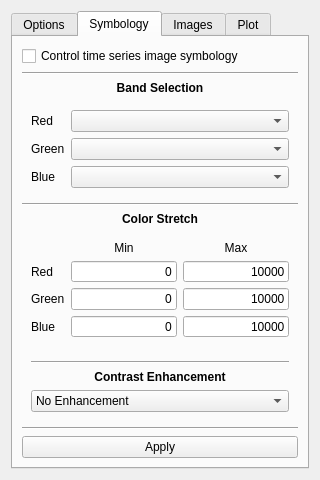
First picture: the form in ui/ui_controls.ui, repository ceholden/TSTools, before the edit.
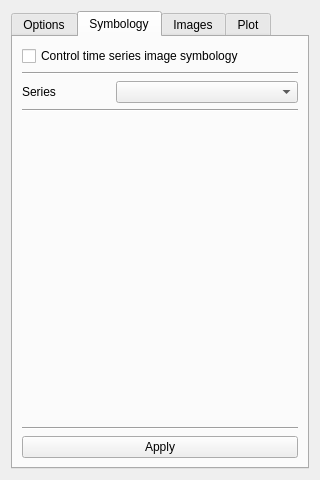
Second picture: the form after the edit. The open tabs and pages were chosen to show the change.

Commit message: Progress toward UI handling of multiple timeseries within each driver

The edit to the form file:
```diff
--- a/ui/ui_controls.ui
+++ b/ui/ui_controls.ui
@@ -41,7 +41,7 @@
       <enum>QTabWidget::Rounded</enum>
      </property>
      <property name="currentIndex">
-      <number>3</number>
+      <number>2</number>
      </property>
      <widget class="QWidget" name="tab_options">
       <attribute name="title">
@@ -61,326 +61,106 @@
       <attribute name="title">
        <string>Symbology</string>
       </attribute>
-      <layout class="QGridLayout" name="gridLayout_2">
-       <item row="0" column="0">
-        <widget class="QCheckBox" name="cbox_symbolcontrol">
-         <property name="text">
-          <string>Control time series image symbology</string>
-         </property>
-        </widget>
-       </item>
-       <item row="5" column="0">
-        <widget class="QLabel" name="lab_colorstretch">
-         <property name="text">
-          <string>&lt;html&gt;&lt;head/&gt;&lt;body&gt;&lt;p&gt;&lt;span style=&quot; font-weight:600;&quot;&gt;Color Stretch&lt;/span&gt;&lt;/p&gt;&lt;/body&gt;&lt;/html&gt;</string>
-         </property>
-         <property name="textFormat">
-          <enum>Qt::AutoText</enum>
-         </property>
-         <property name="alignment">
-          <set>Qt::AlignCenter</set>
+      <layout class="QGridLayout" name="gridLayout">
+       <item row="2" column="1" colspan="2">
+        <widget class="QComboBox" name="combox_symbology_series">
+         <property name="sizePolicy">
+          <sizepolicy hsizetype="Preferred" vsizetype="Preferred">
+           <horstretch>0</horstretch>
+           <verstretch>0</verstretch>
+          </sizepolicy>
          </property>
         </widget>
        </item>
        <item row="2" column="0">
-        <widget class="QLabel" name="lab_bandselect">
+        <widget class="QLabel" name="label_5">
          <property name="text">
-          <string>&lt;html&gt;&lt;head/&gt;&lt;body&gt;&lt;p&gt;&lt;span style=&quot; font-weight:600;&quot;&gt;Band Selection&lt;/span&gt;&lt;/p&gt;&lt;/body&gt;&lt;/html&gt;</string>
+          <string>Series</string>
          </property>
-         <property name="alignment">
-          <set>Qt::AlignCenter</set>
-         </property>
         </widget>
        </item>
-       <item row="7" column="0">
-        <widget class="QWidget" name="widget_2" native="true">
-         <layout class="QVBoxLayout" name="verticalLayout_4">
-          <item>
-           <widget class="Line" name="line_5">
-            <property name="orientation">
-             <enum>Qt::Horizontal</enum>
-            </property>
-           </widget>
-          </item>
-          <item>
-           <widget class="QLabel" name="lab_cenhance">
-            <property name="text">
-             <string>&lt;html&gt;&lt;head/&gt;&lt;body&gt;&lt;p&gt;&lt;span style=&quot; font-weight:600;&quot;&gt;Contrast Enhancement&lt;/span&gt;&lt;/p&gt;&lt;/body&gt;&lt;/html&gt;</string>
-            </property>
-            <property name="alignment">
-             <set>Qt::AlignCenter</set>
-            </property>
-           </widget>
-          </item>
-          <item>
-           <widget class="QComboBox" name="combox_cenhance">
-            <item>
-             <property name="text">
-              <string>No Enhancement</string>
-             </property>
-            </item>
-            <item>
-             <property name="text">
-              <string>Stretch to min/max</string>
-             </property>
-            </item>
-            <item>
-             <property name="text">
-              <string>Stretch and clip to min/max</string>
-             </property>
-            </item>
-            <item>
-             <property name="text">
-              <string>Clip to min/max</string>
-             </property>
-            </item>
-           </widget>
-          </item>
-         </layout>
+       <item row="4" column="0" colspan="3">
+        <widget class="QStackedWidget" name="stackedWidget">
+         <widget class="QWidget" name="page"/>
+         <widget class="QWidget" name="page_2"/>
         </widget>
        </item>
-       <item row="1" column="0">
-        <widget class="Line" name="line">
-         <property name="orientation">
-          <enum>Qt::Horizontal</enum>
-         </property>
-        </widget>
-       </item>
-       <item row="3" column="0">
-        <widget class="QWidget" name="widget" native="true">
-         <layout class="QFormLayout" name="formLayout_2">
-          <property name="fieldGrowthPolicy">
-           <enum>QFormLayout::AllNonFixedFieldsGrow</enum>
-          </property>
-          <item row="0" column="0">
-           <widget class="QLabel" name="lab_red">
-            <property name="text">
-             <string>Red</string>
-            </property>
-           </widget>
-          </item>
-          <item row="0" column="1">
-           <widget class="QComboBox" name="combox_red"/>
-          </item>
-          <item row="1" column="0">
-           <widget class="QLabel" name="lab_green">
-            <property name="text">
-             <string>Green</string>
-            </property>
-           </widget>
-          </item>
-          <item row="1" column="1">
-           <widget class="QComboBox" name="combox_green"/>
-          </item>
-          <item row="2" column="0">
-           <widget class="QLabel" name="lab_blue">
-            <property name="text">
-             <string>Blue</string>
-            </property>
-           </widget>
-          </item>
-          <item row="2" column="1">
-           <widget class="QComboBox" name="combox_blue"/>
-          </item>
-         </layout>
-        </widget>
-       </item>
-       <item row="4" column="0">
-        <widget class="Line" name="line_4">
-         <property name="orientation">
-          <enum>Qt::Horizontal</enum>
-         </property>
-        </widget>
-       </item>
-       <item row="6" column="0">
-        <widget class="QWidget" name="widget_4" native="true">
-         <layout class="QGridLayout" name="gridLayout">
-          <item row="1" column="3">
-           <widget class="QLabel" name="lab_symbol_min">
-            <property name="text">
-             <string>Min</string>
-            </property>
-            <property name="alignment">
-             <set>Qt::AlignCenter</set>
-            </property>
-           </widget>
-          </item>
-          <item row="4" column="1">
-           <widget class="QLabel" name="label_9">
-            <property name="text">
-             <string>Blue</string>
-            </property>
-           </widget>
-          </item>
-          <item row="2" column="5">
-           <widget class="QLineEdit" name="edit_redmax">
-            <property name="text">
-             <string>10000</string>
-            </property>
-            <property name="alignment">
-             <set>Qt::AlignRight|Qt::AlignTrailing|Qt::AlignVCenter</set>
-            </property>
-           </widget>
-          </item>
-          <item row="3" column="5">
-           <widget class="QLineEdit" name="edit_greenmax">
-            <property name="text">
-             <string>10000</string>
-            </property>
-            <property name="alignment">
-             <set>Qt::AlignRight|Qt::AlignTrailing|Qt::AlignVCenter</set>
-            </property>
-           </widget>
-          </item>
-          <item row="4" column="5">
-           <widget class="QLineEdit" name="edit_bluemax">
-            <property name="text">
-             <string>10000</string>
-            </property>
-            <property name="alignment">
-             <set>Qt::AlignRight|Qt::AlignTrailing|Qt::AlignVCenter</set>
-            </property>
-           </widget>
-          </item>
-          <item row="2" column="1">
-           <widget class="QLabel" name="label_7">
-            <property name="text">
-             <string>Red</string>
-            </property>
-           </widget>
-          </item>
-          <item row="4" column="3">
-           <widget class="QLineEdit" name="edit_bluemin">
-            <property name="text">
-             <string>0</string>
-            </property>
-            <property name="alignment">
-             <set>Qt::AlignRight|Qt::AlignTrailing|Qt::AlignVCenter</set>
-            </property>
-           </widget>
-          </item>
-          <item row="1" column="5">
-           <widget class="QLabel" name="lab_symbol_max">
-            <property name="text">
-             <string>Max</string>
-            </property>
-            <property name="alignment">
-             <set>Qt::AlignCenter</set>
-            </property>
-           </widget>
-          </item>
-          <item row="2" column="3">
-           <widget class="QLineEdit" name="edit_redmin">
-            <property name="text">
-             <string>0</string>
-            </property>
-            <property name="alignment">
-             <set>Qt::AlignRight|Qt::AlignTrailing|Qt::AlignVCenter</set>
-            </property>
-           </widget>
-          </item>
-          <item row="3" column="1">
-           <widget class="QLabel" name="label_8">
-            <property name="text">
-             <string>Green</string>
-            </property>
-           </widget>
-          </item>
-          <item row="3" column="3">
-           <widget class="QLineEdit" name="edit_greenmin">
-            <property name="text">
-             <string>0</string>
-            </property>
-            <property name="alignment">
-             <set>Qt::AlignRight|Qt::AlignTrailing|Qt::AlignVCenter</set>
-            </property>
-           </widget>
-          </item>
-         </layout>
-        </widget>
-       </item>
-       <item row="9" column="0">
+       <item row="10" column="0" colspan="3">
         <widget class="QPushButton" name="but_symbol_apply">
          <property name="text">
           <string>Apply</string>
          </property>
         </widget>
        </item>
-       <item row="8" column="0">
+       <item row="8" column="0" colspan="3">
         <widget class="Line" name="line_6">
          <property name="orientation">
           <enum>Qt::Horizontal</enum>
          </property>
         </widget>
        </item>
+       <item row="0" column="0" colspan="3">
+        <widget class="QCheckBox" name="cbox_symbolcontrol">
+         <property name="sizePolicy">
+          <sizepolicy hsizetype="Preferred" vsizetype="Minimum">
+           <horstretch>0</horstretch>
+           <verstretch>0</verstretch>
+          </sizepolicy>
+         </property>
+         <property name="text">
+          <string>Control time series image symbology</string>
+         </property>
+        </widget>
+       </item>
+       <item row="1" column="0" colspan="3">
+        <widget class="Line" name="line_4">
+         <property name="orientation">
+          <enum>Qt::Horizontal</enum>
+         </property>
+        </widget>
+       </item>
+       <item row="3" column="0" colspan="3">
+        <widget class="Line" name="line">
+         <property name="orientation">
+          <enum>Qt::Horizontal</enum>
+         </property>
+        </widget>
+       </item>
       </layout>
      </widget>
      <widget class="QWidget" name="tab_images">
       <attribute name="title">
        <string>Images</string>
       </attribute>
-      <layout class="QHBoxLayout" name="horizontalLayout">
-       <item>
-        <widget class="QTableWidget" name="image_table">
+      <layout class="QGridLayout" name="gridLayout_2">
+       <item row="0" column="0">
+        <widget class="QLabel" name="label_7">
+         <property name="text">
+          <string>Series</string>
+         </property>
+        </widget>
+       </item>
+       <item row="0" column="1" colspan="2">
+        <widget class="QComboBox" name="combox_table_series">
          <property name="sizePolicy">
-          <sizepolicy hsizetype="MinimumExpanding" vsizetype="MinimumExpanding">
+          <sizepolicy hsizetype="Preferred" vsizetype="Preferred">
            <horstretch>0</horstretch>
            <verstretch>0</verstretch>
           </sizepolicy>
          </property>
-         <property name="frameShadow">
-          <enum>QFrame::Sunken</enum>
+        </widget>
+       </item>
+       <item row="1" column="0" colspan="3">
+        <widget class="Line" name="line_5">
+         <property name="orientation">
+          <enum>Qt::Horizontal</enum>
          </property>
-         <property name="verticalScrollBarPolicy">
-          <enum>Qt::ScrollBarAlwaysOn</enum>
-         </property>
-         <property name="editTriggers">
-          <set>QAbstractItemView::DoubleClicked</set>
-         </property>
-         <property name="showDropIndicator" stdset="0">
-          <bool>false</bool>
-         </property>
-         <property name="alternatingRowColors">
-          <bool>true</bool>
-         </property>
-         <property name="selectionBehavior">
-          <enum>QAbstractItemView::SelectRows</enum>
-         </property>
-         <property name="sortingEnabled">
-          <bool>false</bool>
-         </property>
-         <property name="rowCount">
-          <number>0</number>
-         </property>
-         <property name="columnCount">
-          <number>2</number>
-         </property>
-         <attribute name="horizontalHeaderCascadingSectionResizes">
-          <bool>true</bool>
-         </attribute>
-         <attribute name="horizontalHeaderMinimumSectionSize">
-          <number>20</number>
-         </attribute>
-         <attribute name="horizontalHeaderShowSortIndicator" stdset="0">
-          <bool>false</bool>
-         </attribute>
-         <attribute name="horizontalHeaderStretchLastSection">
-          <bool>false</bool>
-         </attribute>
-         <attribute name="verticalHeaderVisible">
-          <bool>false</bool>
-         </attribute>
-         <attribute name="verticalHeaderHighlightSections">
-          <bool>false</bool>
-         </attribute>
-         <attribute name="verticalHeaderShowSortIndicator" stdset="0">
-          <bool>false</bool>
-         </attribute>
-         <attribute name="verticalHeaderStretchLastSection">
-          <bool>false</bool>
-         </attribute>
-         <column/>
-         <column/>
+        </widget>
+       </item>
+       <item row="2" column="0" colspan="3">
+        <widget class="QStackedWidget" name="stackedWidget_2">
+         <widget class="QWidget" name="page_3"/>
+         <widget class="QWidget" name="page_4"/>
         </widget>
        </item>
       </layout>
```
The commit also changes 4 other files.
